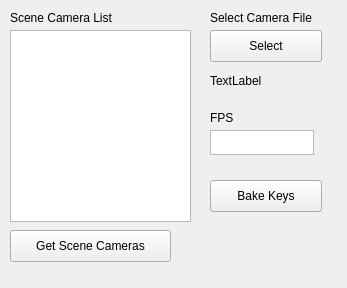
This is Maya/ImportForm.ui in kellyme213/ResearchProject as Qt 5 draws it before an edit. The edited form follows.
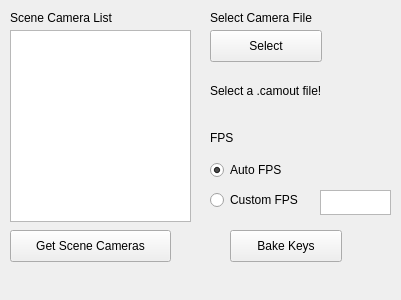
This is the edited form.

Diff of the .ui file:
```diff
--- a/Maya/ImportForm.ui
+++ b/Maya/ImportForm.ui
@@ -6,8 +6,8 @@
    <rect>
     <x>0</x>
     <y>0</y>
-    <width>347</width>
-    <height>288</height>
+    <width>401</width>
+    <height>300</height>
    </rect>
   </property>
   <property name="windowTitle">
@@ -29,8 +29,8 @@
   <widget class="QPushButton" name="bakeButton">
    <property name="geometry">
     <rect>
-     <x>210</x>
-     <y>180</y>
+     <x>230</x>
+     <y>230</y>
      <width>112</width>
      <height>32</height>
     </rect>
@@ -56,7 +56,7 @@
    <property name="geometry">
     <rect>
      <x>210</x>
-     <y>110</y>
+     <y>130</y>
      <width>58</width>
      <height>16</height>
     </rect>
@@ -96,12 +96,12 @@
     <rect>
      <x>210</x>
      <y>60</y>
-     <width>131</width>
-     <height>41</height>
+     <width>171</width>
+     <height>61</height>
     </rect>
    </property>
    <property name="text">
-    <string>TextLabel</string>
+    <string>Select a .camout file!</string>
    </property>
    <property name="wordWrap">
     <bool>true</bool>
@@ -110,9 +110,9 @@
   <widget class="QTextEdit" name="fpsTextEdit">
    <property name="geometry">
     <rect>
-     <x>210</x>
-     <y>130</y>
-     <width>104</width>
+     <x>320</x>
+     <y>190</y>
+     <width>71</width>
      <height>25</height>
     </rect>
    </property>
@@ -127,6 +127,35 @@
     </rect>
    </property>
   </widget>
+  <widget class="QRadioButton" name="autoRadioButton">
+   <property name="geometry">
+    <rect>
+     <x>210</x>
+     <y>160</y>
+     <width>100</width>
+     <height>20</height>
+    </rect>
+   </property>
+   <property name="text">
+    <string>Auto FPS</string>
+   </property>
+   <property name="checked">
+    <bool>true</bool>
+   </property>
+  </widget>
+  <widget class="QRadioButton" name="customRadioButton">
+   <property name="geometry">
+    <rect>
+     <x>210</x>
+     <y>190</y>
+     <width>100</width>
+     <height>20</height>
+    </rect>
+   </property>
+   <property name="text">
+    <string>Custom FPS</string>
+   </property>
+  </widget>
  </widget>
  <resources/>
  <connections/>
```
